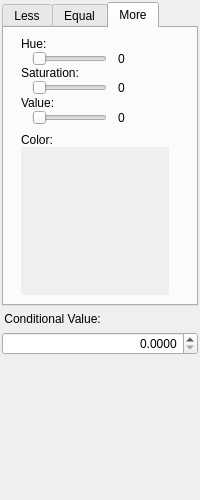
Above: conditionalcolordialog.ui from Airels/ihm-tabs before the change. Below: the same form after it.
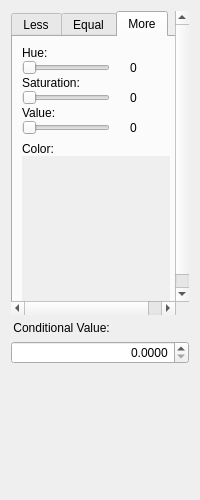
That is the form after the change. The open tabs and pages were chosen to show the change.

The edit to the form file:
```diff
--- a/conditionalcolordialog.ui
+++ b/conditionalcolordialog.ui
@@ -25,18 +25,45 @@
   <property name="windowTitle">
    <string>Dialog</string>
   </property>
-  <layout class="QVBoxLayout" name="verticalLayout">
+  <layout class="QVBoxLayout" name="verticalLayout_3">
+   <item>
+    <widget class="QScrollArea" name="scrollArea">
+     <property name="frameShape">
+      <enum>QFrame::NoFrame</enum>
+     </property>
+     <property name="frameShadow">
+      <enum>QFrame::Plain</enum>
+     </property>
+     <property name="lineWidth">
+      <number>0</number>
+     </property>
+     <property name="widgetResizable">
+      <bool>true</bool>
+     </property>
+     <widget class="QWidget" name="scrollAreaWidgetContents">
+      <property name="geometry">
+       <rect>
+        <x>0</x>
+        <y>0</y>
+        <width>195</width>
+        <height>377</height>
+       </rect>
+      </property>
+      <layout class="QVBoxLayout" name="verticalLayout_4">
+       <property name="spacing">
+        <number>0</number>
+       </property>
    <property name="leftMargin">
-    <number>2</number>
+        <number>0</number>
    </property>
    <property name="topMargin">
-    <number>2</number>
+        <number>0</number>
    </property>
    <property name="rightMargin">
-    <number>2</number>
+        <number>0</number>
    </property>
    <property name="bottomMargin">
-    <number>2</number>
+        <number>0</number>
    </property>
    <item>
     <layout class="QGridLayout" name="gridLayout_7">
@@ -586,7 +613,7 @@
            <item row="3" column="0">
             <layout class="QHBoxLayout" name="horizontalLayout_14">
              <property name="spacing">
-              <number>0</number>
+                  <number>20</number>
              </property>
              <item>
               <widget class="QSlider" name="_saturationSlider_max">
@@ -598,7 +625,7 @@
                </property>
                <property name="maximumSize">
                 <size>
-                 <width>75</width>
+                     <width>16777215</width>
                  <height>16777215</height>
                 </size>
                </property>
@@ -660,7 +687,7 @@
            <item row="1" column="0">
             <layout class="QHBoxLayout" name="horizontalLayout_13">
              <property name="spacing">
-              <number>0</number>
+                  <number>20</number>
              </property>
              <item>
               <widget class="QSlider" name="_hueSlider_max">
@@ -672,7 +699,7 @@
                </property>
                <property name="maximumSize">
                 <size>
-                 <width>75</width>
+                     <width>16777215</width>
                  <height>16777215</height>
                 </size>
                </property>
@@ -706,7 +733,13 @@
             </layout>
            </item>
            <item row="8" column="0">
-            <widget class="QLabel" name="label">
+                <widget class="QLabel" name="label_4">
+                 <property name="sizePolicy">
+                  <sizepolicy hsizetype="Preferred" vsizetype="Fixed">
+                   <horstretch>0</horstretch>
+                   <verstretch>0</verstretch>
+                  </sizepolicy>
+                 </property>
              <property name="text">
               <string>Color:</string>
              </property>
@@ -715,7 +748,7 @@
            <item row="7" column="0">
             <layout class="QHBoxLayout" name="horizontalLayout_15">
              <property name="spacing">
-              <number>0</number>
+                  <number>20</number>
              </property>
              <property name="bottomMargin">
               <number>7</number>
@@ -730,7 +763,7 @@
                </property>
                <property name="maximumSize">
                 <size>
-                 <width>75</width>
+                     <width>16777215</width>
                  <height>16777215</height>
                 </size>
                </property>
@@ -779,7 +812,7 @@
              </property>
              <property name="maximumSize">
               <size>
-               <width>148</width>
+                   <width>16777215</width>
                <height>148</height>
               </size>
              </property>
@@ -809,6 +842,12 @@
      </item>
     </layout>
    </item>
+      </layout>
+     </widget>
+    </widget>
+   </item>
+   <item>
+    <layout class="QVBoxLayout" name="verticalLayout">
    <item>
     <widget class="QLabel" name="label_18">
      <property name="text">
@@ -835,6 +874,8 @@
      </property>
     </widget>
    </item>
+    </layout>
+   </item>
    <item>
     <spacer name="verticalSpacer">
      <property name="orientation">
```
Left out of the diff: 122 changed lines with no effect on the pictures. Lines whose indentation alone changed are shown as unchanged.
